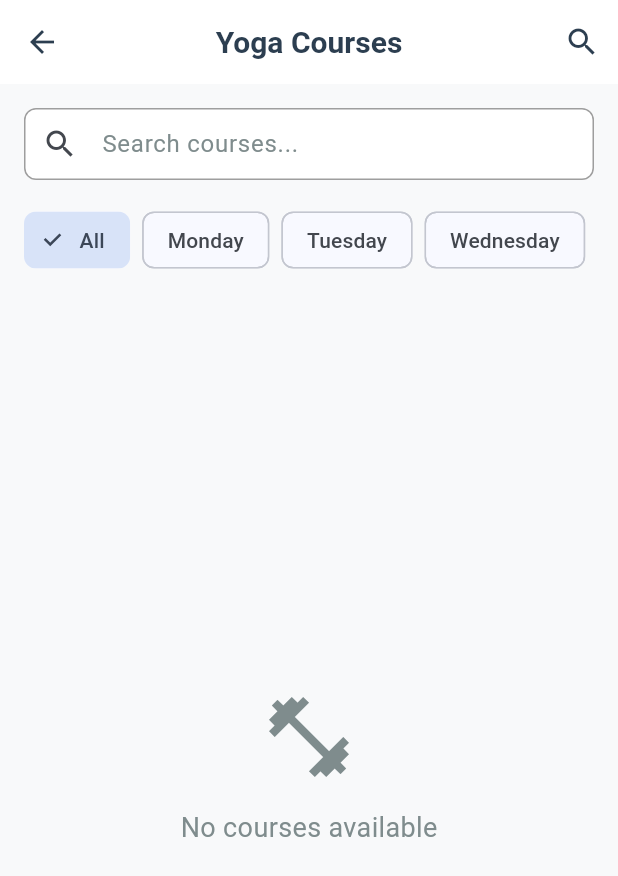
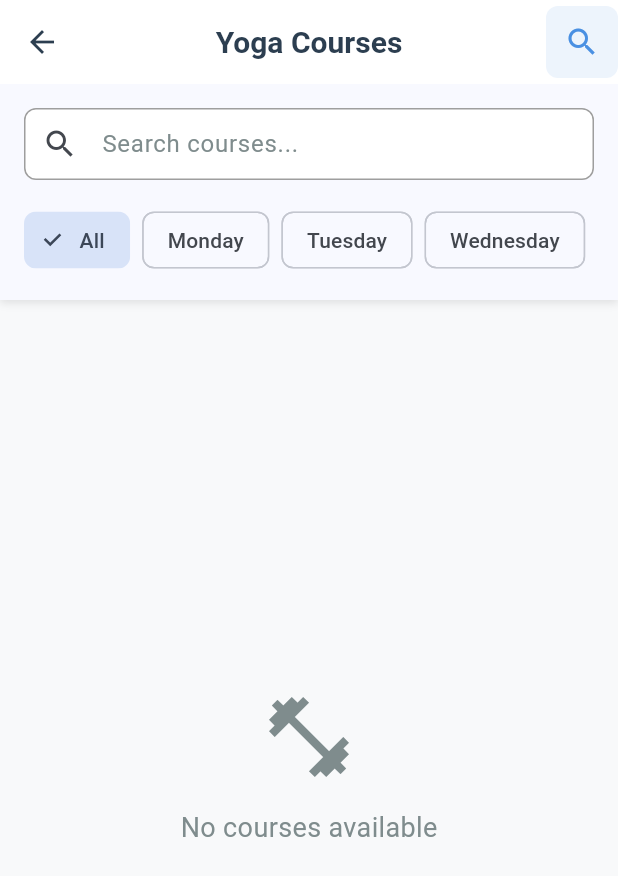
Before and after one commit to 25thnovvv/universal_yoga_app_cross, a Flutter app: the CourseListScreen screen opened directly, after a tap on the "search" icon, on a phone screen of 412 x 824 dp. Shown: the top 876 px of the screen. Run offline on Flutter 3.47's test engine with Material 3 defaults, Android fonts, the phone set to English and light mode, and no system bars; our stand-ins replace firebase_auth, firebase_core, firebase_database, shared_preferences; accounts and stored records are empty.

Commit message:
first commit

```diff
--- a/lib/views/course/course_detail_screen.dart
+++ b/lib/views/course/course_detail_screen.dart
@@ -280,7 +280,7 @@ class _CourseDetailScreenState extends State<CourseDetailScreen>
                             }
                           },
                           icon: const Icon(Icons.add_shopping_cart),
-                          label: const Text('Register for all'),
+                          label: const Text('Book'),
                         ),
                       ),
                     ],
--- a/lib/views/course/course_list_screen.dart
+++ b/lib/views/course/course_list_screen.dart
@@ -6,8 +6,56 @@ import '../../utils/constants.dart';
 import '../../utils/theme.dart';
 import 'course_detail_screen.dart';
 
-class CourseListScreen extends StatelessWidget {
+class CourseListScreen extends StatefulWidget {
   const CourseListScreen({super.key});
+
+  @override
+  State<CourseListScreen> createState() => _CourseListScreenState();
+}
+
+class _CourseListScreenState extends State<CourseListScreen>
+    with SingleTickerProviderStateMixin {
+  bool _isSearchVisible = false;
+  late AnimationController _animationController;
+  late Animation<double> _fadeAnimation;
+  late Animation<Offset> _slideAnimation;
+
+  @override
+  void initState() {
+    super.initState();
+    _animationController = AnimationController(
+      duration: const Duration(milliseconds: 300),
+      vsync: this,
+    );
+    _fadeAnimation = Tween<double>(begin: 0.0, end: 1.0).animate(
+      CurvedAnimation(parent: _animationController, curve: Curves.easeInOut),
+    );
+    _slideAnimation =
+        Tween<Offset>(begin: const Offset(0, -0.5), end: Offset.zero).animate(
+          CurvedAnimation(
+            parent: _animationController,
+            curve: Curves.easeInOut,
+          ),
+        );
+  }
+
+  @override
+  void dispose() {
+    _animationController.dispose();
+    super.dispose();
+  }
+
+  void _toggleSearch() {
+    setState(() {
+      _isSearchVisible = !_isSearchVisible;
+    });
+
+    if (_isSearchVisible) {
+      _animationController.forward();
+    } else {
+      _animationController.reverse();
+    }
+  }
 
   @override
   Widget build(BuildContext context) {
@@ -15,10 +63,25 @@ class CourseListScreen extends StatelessWidget {
       appBar: AppBar(
         title: const Text('Yoga Courses'),
         actions: [
-          IconButton(
-            icon: const Icon(Icons.search),
-            onPressed: () {
-              // TODO: Implement search functionality
+          AnimatedBuilder(
+            animation: _animationController,
+            builder: (context, child) {
+              return Container(
+                decoration: _isSearchVisible
+                    ? BoxDecoration(
+                        color: AppTheme.primaryColor.withOpacity(0.1),
+                        borderRadius: BorderRadius.circular(8),
+                      )
+                    : null,
+                child: IconButton(
+                  icon: Icon(
+                    Icons.search,
+                    color: _isSearchVisible ? AppTheme.primaryColor : null,
+                    size: _isSearchVisible ? 24 : 22,
+                  ),
+                  onPressed: _toggleSearch,
+                ),
+              );
             },
           ),
         ],
@@ -65,8 +128,25 @@ class CourseListScreen extends StatelessWidget {
           return Column(
             children: [
               // Search and Filter Section
-              Container(
-                padding: const EdgeInsets.all(AppConstants.defaultPadding),
+              if (_isSearchVisible)
+                SlideTransition(
+                  position: _slideAnimation,
+                  child: FadeTransition(
+                    opacity: _fadeAnimation,
+                    child: Container(
+                      padding: const EdgeInsets.all(
+                        AppConstants.defaultPadding,
+                      ),
+                      decoration: BoxDecoration(
+                        color: Theme.of(context).cardColor,
+                        boxShadow: [
+                          BoxShadow(
+                            color: Colors.black.withOpacity(0.1),
+                            blurRadius: 4,
+                            offset: const Offset(0, 2),
+                          ),
+                        ],
+                      ),
                       child: Column(
                         children: [
                           // Search Bar
@@ -88,7 +168,7 @@ class CourseListScreen extends StatelessWidget {
                           ),
                           const SizedBox(height: 16),
 
-                    // Filter Chips
+                          // Day of Week Filter
                           SingleChildScrollView(
                             scrollDirection: Axis.horizontal,
                             child: Row(
@@ -110,7 +190,8 @@ class CourseListScreen extends StatelessWidget {
                                     padding: const EdgeInsets.only(right: 8),
                                     child: FilterChip(
                                       label: Text(day),
-                                selected: courseViewModel.selectedDay == day,
+                                      selected:
+                                          courseViewModel.selectedDay == day,
                                       onSelected: (selected) {
                                         courseViewModel.setSelectedDay(
                                           selected ? day : '',
@@ -125,7 +206,8 @@ class CourseListScreen extends StatelessWidget {
                                     padding: const EdgeInsets.only(right: 8),
                                     child: FilterChip(
                                       label: Text(time),
-                                selected: courseViewModel.selectedTime == time,
+                                      selected:
+                                          courseViewModel.selectedTime == time,
                                       onSelected: (selected) {
                                         courseViewModel.setSelectedTime(
                                           selected ? time : '',
@@ -138,6 +220,8 @@ class CourseListScreen extends StatelessWidget {
                             ),
                           ),
                         ],
+                      ),
+                    ),
                   ),
                 ),
 
```
Lines whose indentation alone changed are shown as unchanged.
